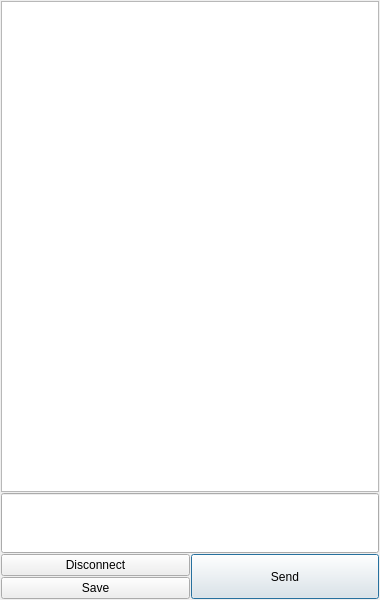
The window that ui/chat-content.ui (berndhs/egalite) describes before a commit, drawn with Qt 5.
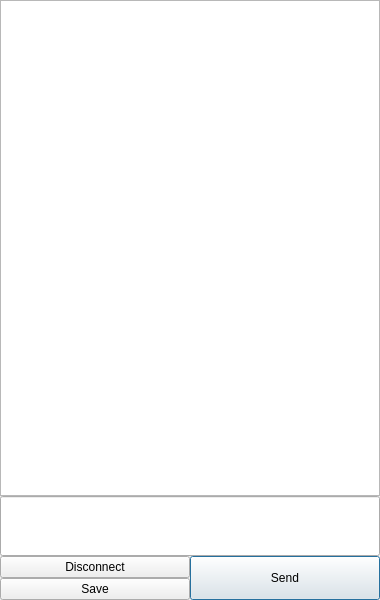
The same window after the commit.

Commit message: even smaller margins - I want content, not margins

Diff of the .ui file:
```diff
--- a/ui/chat-content.ui
+++ b/ui/chat-content.ui
@@ -68,7 +68,7 @@
    </item>
   </layout>
  </widget>
- <layoutdefault spacing="1" margin="1"/>
+ <layoutdefault spacing="0" margin="0"/>
  <resources/>
  <connections/>
 </ui>
```
The commit also changes 18 other files.
